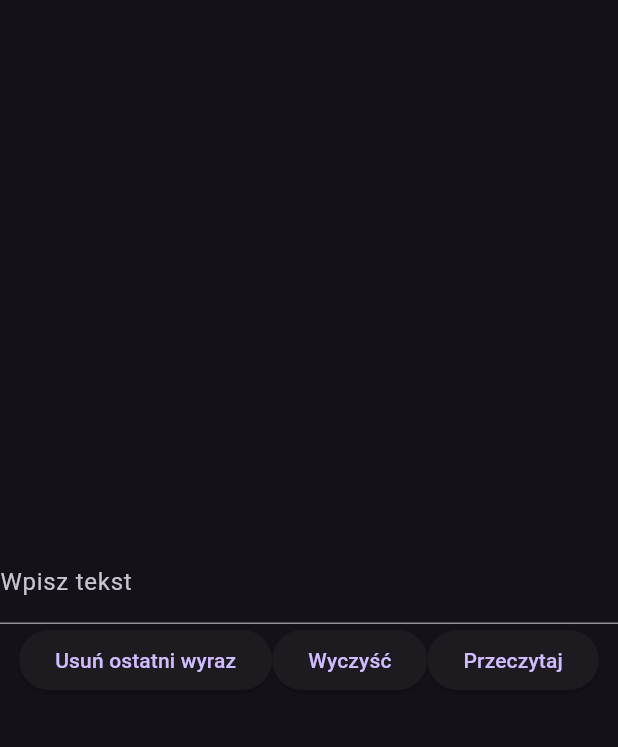
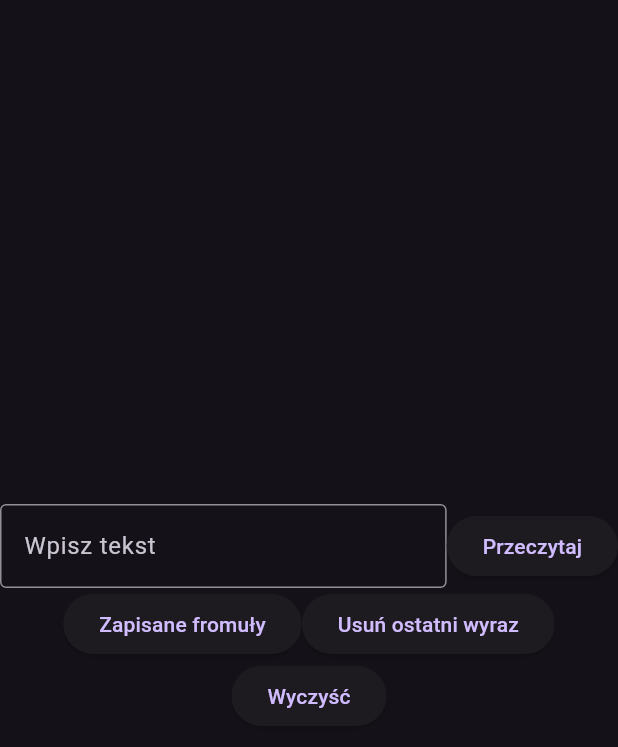
Before and after one commit to Sekanko/InkTalk, a Flutter app: the screen it shows after launch, on a phone screen of 412 x 824 dp. Shown: the top 747 px of the screen. Run offline on Flutter 3.47's test engine with Material 3 defaults, Android fonts, the phone set to English and light mode, and no system bars; our stand-ins replace flutter_tts, hive; accounts and stored records are empty.

```diff
--- /dev/null
+++ b/lib/exceptions/sentence_not_found_exception.dart
@@ -0,0 +1,4 @@
+class SentenceNotFoundException implements Exception {
+  final String message;
+  SentenceNotFoundException(this.message);
+}
--- a/lib/screens/home_screen.dart
+++ b/lib/screens/home_screen.dart
@@ -36,21 +36,42 @@ class HomeScreenState extends State<HomeScreen> {
       body: Column(
         mainAxisAlignment: MainAxisAlignment.center,
         children: [
-          TextField(
-            controller: controller,
-            decoration: const InputDecoration(labelText: "Wpisz tekst"),
+          Row(
+            children: [
+              Expanded(
+                child: TextField(
+                  controller: controller,
+                  decoration: const InputDecoration(
+                    labelText: "Wpisz tekst",
+                    border: OutlineInputBorder(),
+                  ),
+                ),
+              ),
+              ElevatedButton(
+                onPressed: () async {
+                  String text = controller.text.trim();
+                  if (text.isEmpty) return;
+                  await flutterTts.speak(text);
+                },
+                child: const Text("Przeczytaj"),
+              ),
+            ],
           ),
           Wrap(
             alignment: WrapAlignment.center,
             children: [
+              ElevatedButton(
+                onPressed: () {},
+                child: const Text("Zapisane fromuły"),
+              ),
               ElevatedButton(
                 onPressed: () {
                   String text = controller.text.trim();
                   if (text.isEmpty) return;
 
                   List<String> words = text.split(" ");
+                  words.removeLast();
 
-                  words.removeLast();
                   text = words.join(" ");
                   controller.text = text;
                 },
@@ -62,14 +83,6 @@ class HomeScreenState extends State<HomeScreen> {
                 },
                 child: const Text("Wyczyść"),
               ),
-              ElevatedButton(
-                onPressed: () async {
-                  String text = controller.text.trim();
-                  if (text.isEmpty) return;
-                  await flutterTts.speak(text);
-                },
-                child: const Text("Przeczytaj"),
-              ),
             ],
           ),
         ],
--- a/pubspec.yaml
+++ b/pubspec.yaml
@@ -10,11 +10,13 @@ dependencies:
   flutter:
     sdk: flutter
   flutter_tts: ^4.2.3
-
+  hive: ^2.2.3
+  hive_flutter: ^1.1.0
+  uuid: ^4.0.1
 dev_dependencies:
   flutter_test:
     sdk: flutter
-  flutter_lints: ^5.0.0
+  flutter_lints: ^6.0.0
 
 flutter:
   uses-material-design: true
```
Also changed, not shown: lib/exceptions/create_sentence_exception.dart (added, +7 -0 lines), lib/model/sentence.dart (added, +15 -0 lines), lib/service/sentence_service.dart (added, +46 -0 lines), pubspec.lock.
